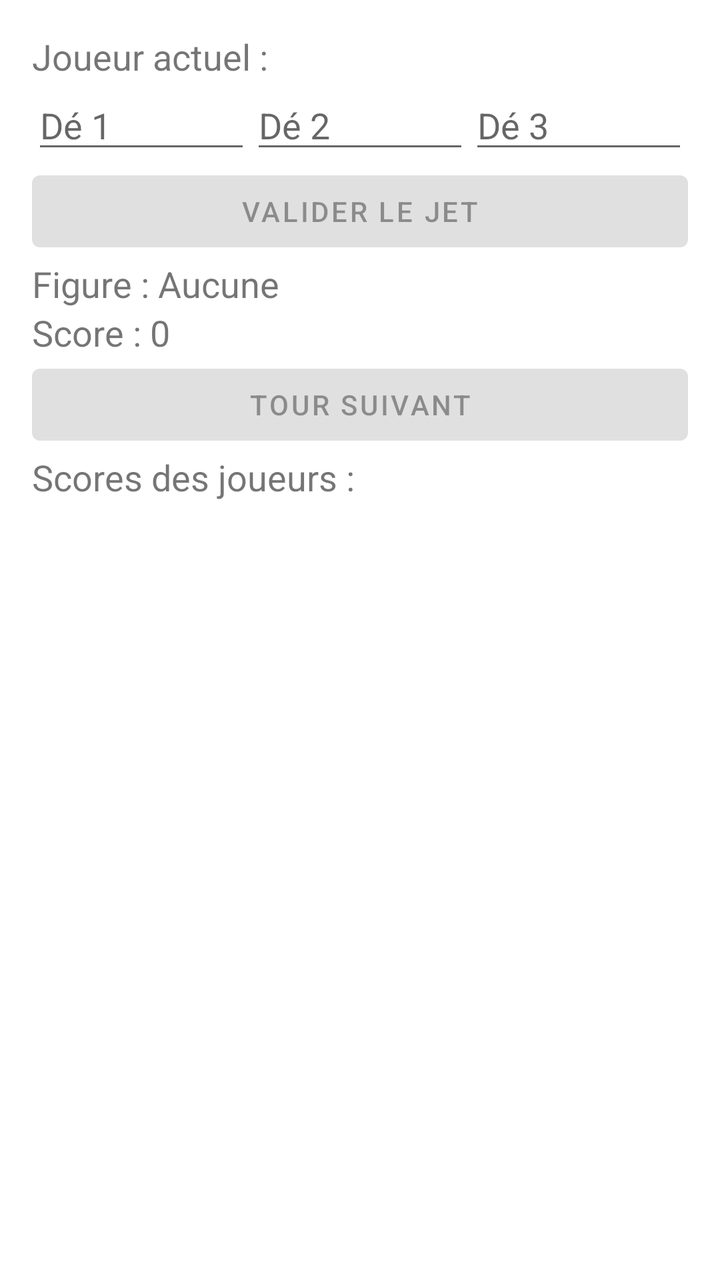
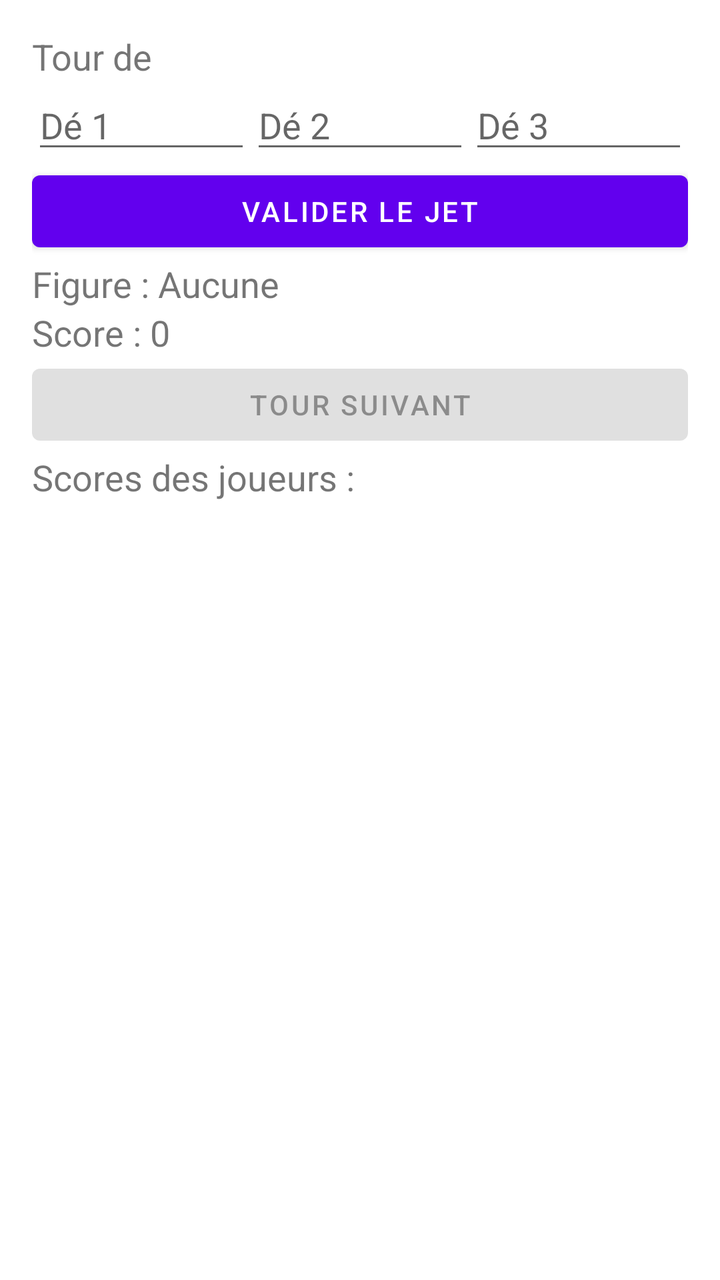

Two renders of the same Android screen: before a commit and after it. Below are the layout's source before the change and the commit's diff.
<!-- AndroidManifest.xml: application theme Theme.CulDeChouette -->
<!-- res/layout/activity_main.xml -->
<LinearLayout xmlns:android="http://schemas.android.com/apk/res/android"
    xmlns:tools="http://schemas.android.com/tools"
    android:layout_width="match_parent"
    android:layout_height="match_parent"
    android:orientation="vertical"
    android:padding="16dp"
    tools:context=".MainActivity">


    <LinearLayout
        android:layout_width="match_parent"
        android:layout_height="wrap_content"
        android:orientation="horizontal"
        android:gravity="left">

        <TextView
            android:layout_width="wrap_content"
            android:layout_height="wrap_content"
            android:text="Joueur actuel : "
            android:textSize="18sp" />

        <TextView
            android:id="@+id/currentPlayerText"
            android:layout_width="match_parent"
            android:layout_height="wrap_content"
            android:text=""
            android:textSize="18sp" />
    </LinearLayout>

    <LinearLayout
        android:layout_width="match_parent"
        android:layout_height="wrap_content"
        android:orientation="horizontal"
        android:gravity="center">

        <EditText
            android:id="@+id/dice1"
            android:layout_width="0dp"
            android:layout_height="wrap_content"
            android:layout_weight="1"
            android:hint="Dé 1"
            android:inputType="number"
            android:maxLength="1" />

        <EditText
            android:id="@+id/dice2"
            android:layout_width="0dp"
            android:layout_height="wrap_content"
            android:layout_weight="1"
            android:hint="Dé 2"
            android:inputType="number"
            android:maxLength="1" />

        <EditText
            android:id="@+id/dice3"
            android:layout_width="0dp"
            android:layout_height="wrap_content"
            android:layout_weight="1"
            android:hint="Dé 3"
            android:inputType="number"
            android:maxLength="1" />
    </LinearLayout>

    <Button
        android:id="@+id/validateScoreButton"
        android:layout_width="match_parent"
        android:layout_height="wrap_content"
        android:text="Valider le jet"
        android:enabled="false" />

    <Button
        android:id="@+id/siroterButton"
        android:layout_width="match_parent"
        android:layout_height="wrap_content"
        android:text="Siroter"
        android:visibility="gone" />

    <LinearLayout
        android:layout_width="match_parent"
        android:layout_height="wrap_content"
        android:orientation="horizontal"
        android:gravity="left">

        <TextView
            android:layout_width="wrap_content"
            android:layout_height="wrap_content"
            android:text="Figure : "
            android:textSize="18sp" />

        <TextView
            android:id="@+id/figureText"
            android:layout_width="match_parent"
            android:layout_height="wrap_content"
            android:text="Aucune"
            android:textSize="18sp" />
    </LinearLayout>

    <LinearLayout
        android:layout_width="match_parent"
        android:layout_height="wrap_content"
        android:orientation="horizontal"
        android:gravity="left">

        <TextView
            android:layout_width="wrap_content"
            android:layout_height="wrap_content"
            android:text="Score : "
            android:textSize="18sp" />

        <TextView
            android:id="@+id/resultText"
            android:layout_width="match_parent"
            android:layout_height="wrap_content"
            android:text="0"
            android:textSize="18sp" />
    </LinearLayout>

    <Button
        android:id="@+id/nextTurnButton"
        android:layout_width="match_parent"
        android:layout_height="wrap_content"
        android:text="Tour suivant"
        android:enabled="false" />

    <TextView
        android:layout_width="match_parent"
        android:layout_height="wrap_content"
        android:text="Scores des joueurs : "
        android:textSize="18sp" />

    <TextView
        android:id="@+id/teamsScoreText"
        android:layout_width="match_parent"
        android:layout_height="wrap_content"
        android:text=""
        android:textSize="18sp" />
</LinearLayout>
<!-- resources referenced by this layout -->
<resources>
  <style name="Theme.CulDeChouette" parent="Theme.MaterialComponents.DayNight.DarkActionBar">
          
          <item name="colorPrimary">@color/purple_500</item>
          <item name="colorPrimaryVariant">@color/purple_700</item>
          <item name="colorOnPrimary">@color/white</item>
          
          <item name="colorSecondary">@color/teal_200</item>
          <item name="colorSecondaryVariant">@color/teal_700</item>
          <item name="colorOnSecondary">@color/black</item>
          
          <item name="android:statusBarColor" tools:targetApi="l">?attr/colorPrimaryVariant</item>
          
      </style>
  <color name="purple_500">#FF6200EE</color>
  <color name="purple_700">#FF3700B3</color>
  <color name="white">#FFFFFFFF</color>
  <color name="teal_200">#FF03DAC5</color>
  <color name="teal_700">#FF018786</color>
  <color name="black">#FF000000</color>
</resources>

<!-- the commit's change to res/layout/activity_main.xml (unified diff, before → after) -->
@@ -16,7 +16,7 @@
         <TextView
             android:layout_width="wrap_content"
             android:layout_height="wrap_content"
-            android:text="Joueur actuel : "
+            android:text="Tour de "
             android:textSize="18sp" />
 
         <TextView
@@ -65,8 +65,7 @@
         android:id="@+id/validateScoreButton"
         android:layout_width="match_parent"
         android:layout_height="wrap_content"
-        android:text="Valider le jet"
-        android:enabled="false" />
+        android:text="Valider le jet" />
 
     <Button
         android:id="@+id/siroterButton"
@@ -129,7 +128,7 @@
         android:textSize="18sp" />
 
     <TextView
-        android:id="@+id/teamsScoreText"
+        android:id="@+id/playersScoreText"
         android:layout_width="match_parent"
         android:layout_height="wrap_content"
         android:text=""
